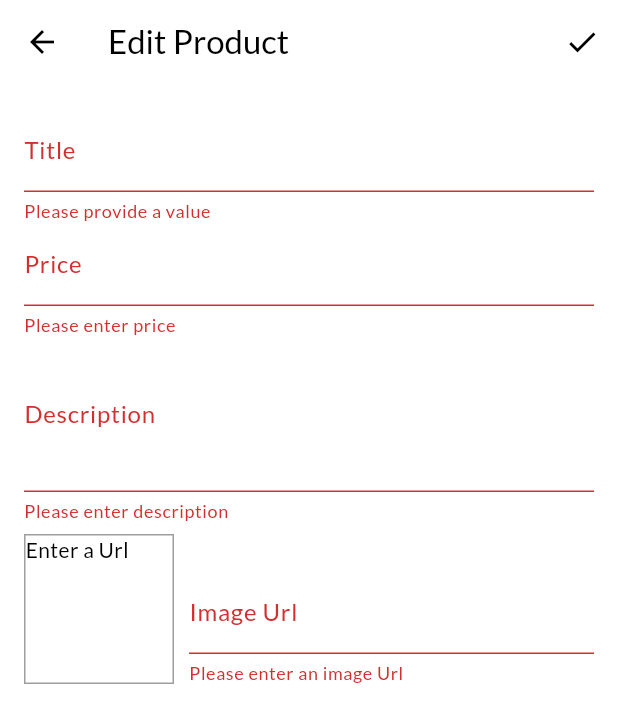
After one commit to Ujjwal091/myShop, a Flutter app: the EditProductScreen screen opened by its route, after a tap on the "check" icon, on a phone screen of 412 x 824 dp. The commit adds this screen. Shown: the top 723 px of the screen. Run offline on Flutter 3.47's test engine with Material 2 defaults, Android fonts, the phone set to English and light mode, and no system bars; network calls fail.

Commit message:
added feature adding, deleting and modifiying products

```diff
--- a/lib/provider/cart.dart
+++ b/lib/provider/cart.dart
@@ -68,6 +68,26 @@ class Cart with ChangeNotifier {
     notifyListeners();
   }
 
+  void removeSingleItem(String productId) {
+    if (!_items.containsKey(productId)) {
+      return;
+    }
+    if (_items[productId]!.quantity > 1) {
+      _items.update(
+        productId,
+        (value) => CartItem(
+          id: value.id,
+          title: value.title,
+          quantity: value.quantity - 1,
+          price: value.price,
+        ),
+      );
+    } else {
+      _items.remove(productId);
+    }
+    notifyListeners();
+  }
+
   void clear() {
     _items = {};
     notifyListeners();
--- a/lib/provider/products.dart
+++ b/lib/provider/products.dart
@@ -50,12 +50,32 @@ class Products with ChangeNotifier {
     return a;
   }
 
-  void addProduct() {
-    // _items.add(value);
+  void addProduct(Product product) {
+    final newProduct = Product(
+      id: DateTime.now().toString(),
+      description: product.description,
+      imageUrl: product.imageUrl,
+      price: product.price,
+      title: product.title,
+    );
+    _items.add(newProduct);
     notifyListeners();
   }
 
   Product findById(String id) {
     return _items.firstWhere((product) => product.id == id);
   }
+
+  void deleteProduct(String id) {
+    _items.removeWhere((element) => element.id == id);
+    notifyListeners();
+  }
+
+  void updateProduct(String id, Product newProduct) {
+    final prodIndex = _items.indexWhere((prod) => prod.id == id);
+    if (prodIndex >= 0) {
+      _items[prodIndex] = newProduct;
+      notifyListeners();
+    }
+  }
 }
--- /dev/null
+++ b/lib/screen/edit_product_screen.dart
@@ -0,0 +1,269 @@
+import 'package:flutter/material.dart';
+import 'package:provider/provider.dart';
+
+import '../provider/product.dart';
+import '../provider/products.dart';
+
+class EditProductScreen extends StatefulWidget {
+  static const routName = '/edit-product';
+  const EditProductScreen({super.key});
+
+  @override
+  State<EditProductScreen> createState() => _EditProductScreenState();
+}
+
+class _EditProductScreenState extends State<EditProductScreen> {
+  final _priceFocusNode = FocusNode();
+  final _descriptionFocusNode = FocusNode();
+  final _imageUrlControler = TextEditingController();
+  final _imageUrlFocusNode = FocusNode();
+  final _form = GlobalKey<FormState>();
+  bool _isInit = true;
+
+  Product _editedProduct = Product(
+    id: '',
+    title: '',
+    price: 0,
+    description: '',
+    imageUrl: '',
+    isFavorite: false,
+  );
+
+  var _initValues = {
+    'title': '',
+    'description': '',
+    'price': '',
+    'imageUrl': ''
+  };
+
+  @override
+  void initState() {
+    _imageUrlFocusNode.addListener(_updateImageUrl);
+
+    super.initState();
+  }
+
+  @override
+  void didChangeDependencies() {
+    if (_isInit) {
+      final productId = ModalRoute.of(context)?.settings.arguments as String?;
+
+      if (productId != null) {
+        _editedProduct =
+            Provider.of<Products>(context, listen: false).findById(productId);
+
+        _initValues = {
+          'title': _editedProduct.title,
+          'description': _editedProduct.description,
+          'price': _editedProduct.price.toString(),
+        };
+        _imageUrlControler.text = _editedProduct.imageUrl;
+      }
+    }
+    _isInit = false;
+    super.didChangeDependencies();
+  }
+
+  @override
+  void dispose() {
+    _imageUrlFocusNode.removeListener(_updateImageUrl);
+    _priceFocusNode.dispose();
+    _descriptionFocusNode.dispose();
+    _imageUrlControler.dispose();
+    _imageUrlFocusNode.dispose();
+
+    super.dispose();
+  }
+
+  void _updateImageUrl() {
+    if (!_imageUrlFocusNode.hasFocus) {
+      setState(() {});
+    }
+  }
+
+  void _saveForm() {
+    final isValid = _form.currentState!.validate();
+    if (!isValid) {
+      return;
+    }
+    _form.currentState?.save();
+    if (_editedProduct.id != '') {
+      Provider.of<Products>(context, listen: false)
+          .updateProduct(_editedProduct.id, _editedProduct);
+    } else {
+      Provider.of<Products>(context, listen: false).addProduct(_editedProduct);
+    }
+    Navigator.of(context).pop();
+  }
+
+  @override
+  Widget build(BuildContext context) {
+    return Scaffold(
+      appBar: AppBar(
+        title: const Text('Edit Product'),
+        actions: [
+          IconButton(
+            onPressed: _saveForm,
+            icon: const Icon(Icons.check),
+          ),
+        ],
+      ),
+      body: Padding(
+        padding: const EdgeInsets.all(16.0),
+        child: Form(
+          key: _form,
+          child: SingleChildScrollView(
+            child: Column(
+              children: [
+                TextFormField(
+                  initialValue: _initValues['title'],
+                  decoration: const InputDecoration(labelText: 'Title'),
+                  textInputAction: TextInputAction.next,
+                  onFieldSubmitted: (value) {
+                    FocusScope.of(context).requestFocus(_priceFocusNode);
+                  },
+                  onSaved: (title) {
+                    _editedProduct = Product(
+                      id: _editedProduct.id,
+                      title: title!,
+                      price: _editedProduct.price,
+                      description: _editedProduct.description,
+                      imageUrl: _editedProduct.imageUrl,
+                      isFavorite: _editedProduct.isFavorite,
+                    );
+                  },
+                  validator: (value) {
+                    if (value == null || value.isEmpty) {
+                      return 'Please provide a value';
+                    }
+                    return null;
+                  },
+                ),
+                TextFormField(
+                  initialValue: _initValues['price'],
+                  decoration: const InputDecoration(
+                    labelText: 'Price',
+                  ),
+                  keyboardType: TextInputType.number,
+                  textInputAction: TextInputAction.next,
+                  focusNode: _priceFocusNode,
+                  onFieldSubmitted: (value) {
+                    FocusScope.of(context).requestFocus(_descriptionFocusNode);
+                  },
+                  onSaved: (price) {
+                    _editedProduct = Product(
+                      id: _editedProduct.id,
+                      title: _editedProduct.title,
+                      price: double.parse(price!),
+                      description: _editedProduct.description,
+                      imageUrl: _editedProduct.imageUrl,
+                      isFavorite: _editedProduct.isFavorite,
+                    );
+                  },
+                  validator: (value) {
+                    if (value == null || value.isEmpty) {
+                      return 'Please enter price';
+                    }
+                    if (double.tryParse(value) == null) {
+                      return 'Please enter a valid number';
+                    }
+                    if (double.parse(value) == 0) {
+                      return 'Please enter a number greater than zero';
+                    }
+                    return null;
+                  },
+                ),
+                TextFormField(
+                  initialValue: _initValues['description'],
+                  decoration: const InputDecoration(labelText: 'Description'),
+                  maxLines: 3,
+                  keyboardType: TextInputType.multiline,
+                  focusNode: _descriptionFocusNode,
+                  onSaved: (description) {
+                    _editedProduct = Product(
+                      id: _editedProduct.id,
+                      title: _editedProduct.title,
+                      price: _editedProduct.price,
+                      description: description!,
+                      imageUrl: _editedProduct.imageUrl,
+                      isFavorite: _editedProduct.isFavorite,
+                    );
+                  },
+                  validator: (value) {
+                    if (value == null || value.isEmpty) {
+                      return 'Please enter description';
+                    }
+                    if (value.length < 2) {
+                      return 'Enter a bit more longer description';
+                    }
+                    return null;
+                  },
+                ),
+                Row(
+                  crossAxisAlignment: CrossAxisAlignment.end,
+                  children: [
+                    Container(
+                      width: 100,
+                      height: 100,
+                      margin: const EdgeInsets.only(top: 8, right: 10),
+                      decoration: BoxDecoration(
+                        border: Border.all(
+                          width: 1,
+                          color: Colors.grey,
+                        ),
+                      ),
+                      child: Container(
+                        child: _imageUrlControler.text.isEmpty
+                            ? const Text('Enter a Url')
+                            : FittedBox(
+                                child: Image.network(
+                                  _imageUrlControler.text,
+                                  fit: BoxFit.cover,
+                                ),
+                              ),
+                      ),
+                    ),
+                    Expanded(
+                      child: TextFormField(
+                        decoration:
+                            const InputDecoration(labelText: 'Image Url'),
+                        keyboardType: TextInputType.url,
+                        textInputAction: TextInputAction.done,
+                        controller: _imageUrlControler,
+                        focusNode: _imageUrlFocusNode,
+                        onEditingComplete: () {
+                          setState(() {});
+                        },
+                        onSaved: (imageUrl) {
+                          _editedProduct = Product(
+                            id: _editedProduct.id,
+                            title: _editedProduct.title,
+                            price: _editedProduct.price,
+                            description: _editedProduct.description,
+                            imageUrl: imageUrl!,
+                            isFavorite: _editedProduct.isFavorite,
+                          );
+                        },
+                        onFieldSubmitted: (value) => _saveForm(),
+                        validator: (value) {
+                          if (value == null || value.isEmpty) {
+                            return 'Please enter an image Url';
+                          }
+                          if (!value.startsWith('http') &&
+                              !value.startsWith('https')) {
+                            return 'please enter a valid Url';
+                          }
+                          return null;
+                        },
+                      ),
+                    )
+                  ],
+                )
+              ],
+            ),
+          ),
+        ),
+      ),
+    );
+  }
+}
--- a/lib/widget/app_drawer.dart
+++ b/lib/widget/app_drawer.dart
@@ -1,4 +1,5 @@
 import 'package:flutter/material.dart';
+import 'package:myshop/screen/user_product_screen.dart';
 
 import '../screen/orders_screen.dart';
 
@@ -15,6 +16,7 @@ class AppDrawer extends StatelessWidget {
             automaticallyImplyLeading: false,
           ),
           const Divider(),
+
           ListTile(
             leading: const Icon(Icons.shop),
             title: const Text('Shop'),
@@ -31,6 +33,16 @@ class AppDrawer extends StatelessWidget {
                   .pushReplacementNamed(OrdersScreen.routeName);
             },
           ),
+          const Divider(),
+          ListTile(
+            leading: const Icon(Icons.edit),
+            title: const Text('Manage Products'),
+            onTap: () {
+              Navigator.of(context)
+                  .pushReplacementNamed(UserProductScreen.routeName);
+            },
+          ),
+          const Divider( )
         ],
       ),
     );
```
Also changed, not shown: lib/main.dart (+6 -2 lines), lib/screen/user_product_screen.dart (added, +48 -0 lines), lib/widget/cart_item.dart (+24 -0 lines), lib/widget/product_item.dart (+13 -0 lines), lib/widget/user_product_item.dart (added, +67 -0 lines), lib/screen/products_overview_screen.dart (renamed from lib/screen/products_overview.dart).
